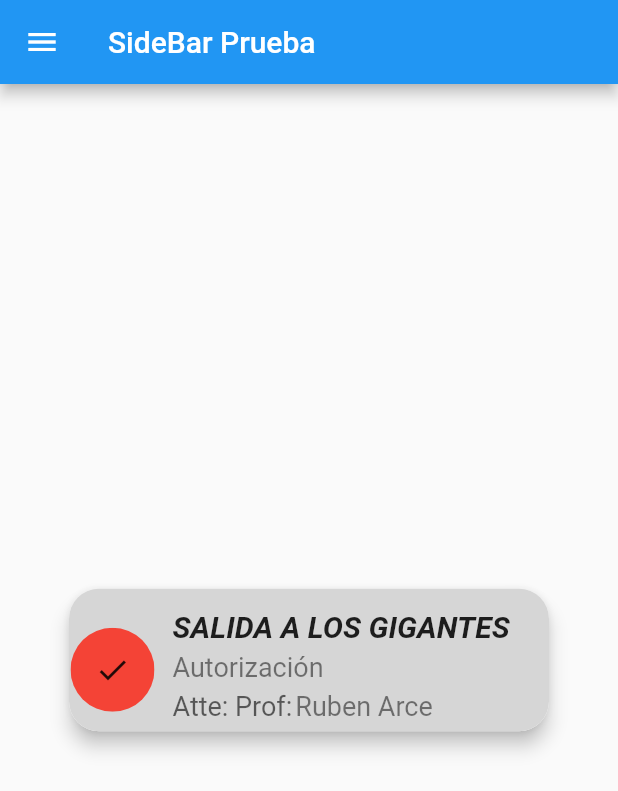
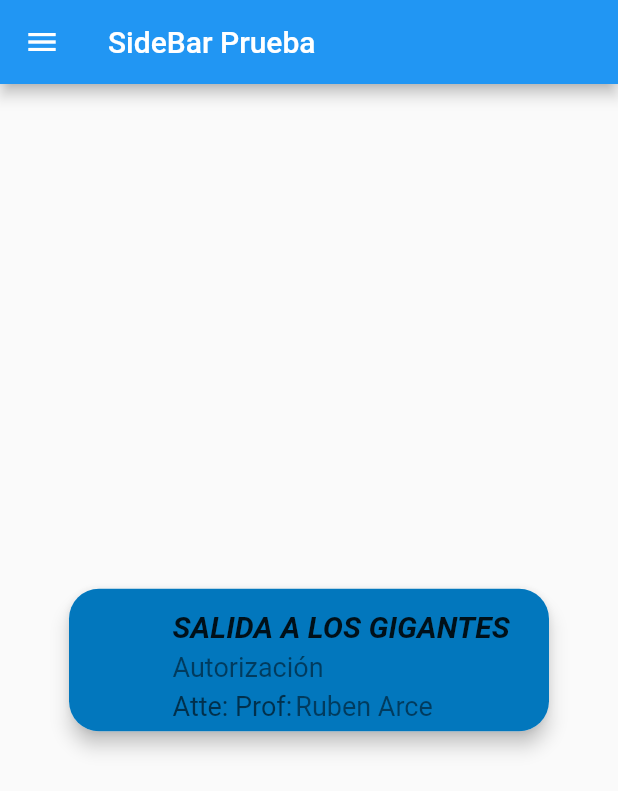
Before and after one commit to agusjaimez/VilladaAppG3-AppMobile, a Flutter app: the Principal screen opened directly, on a phone screen of 412 x 824 dp. Shown: the top 791 px of the screen. Run offline on Flutter 3.47's test engine with Material 2 defaults, Android fonts, the light colour scheme and no system bars; drawn by our look-alikes of bouncing_widget.

Commit message:
Comento el el Container de ClipOval, agrego bouncing_widget en el pubspec.yalm y agrego animacion de bouncing al widget de notificacion

```diff
--- a/comunicacion_flutter/lib/main.dart
+++ b/comunicacion_flutter/lib/main.dart
@@ -1,4 +1,3 @@
-import 'package:flutter/cupertino.dart';
 import 'package:flutter/material.dart';
 import 'package:comunicacion/principal.dart';
 
--- a/comunicacion_flutter/lib/principal.dart
+++ b/comunicacion_flutter/lib/principal.dart
@@ -1,6 +1,6 @@
 import 'package:comunicacion/custom_dropdown.dart';
-import 'package:flutter/cupertino.dart';
 import 'package:flutter/material.dart';
+import 'package:bouncing_widget/bouncing_widget.dart';
 
 class Principal extends StatefulWidget {
   @override
@@ -8,7 +8,13 @@ class Principal extends StatefulWidget {
 }
 
 class _PrincipalState extends State<Principal> {
-  bool selected = true;
+  bool enabled = false;
+
+  double _scaleFactor = 1.0;
+
+  _onPressed(BuildContext context) {
+    print("CLICK");
+  }
 
   @override
   Widget build(BuildContext context) {
@@ -81,14 +87,22 @@ class _PrincipalState extends State<Principal> {
           ],
         ),
       ),
-      body: Container(
-        child: Center(
+      body: Center(
         child: Column(
           mainAxisAlignment: MainAxisAlignment.center,
           children: <Widget>[
             Stack(
               children: [
-                  Card(
+                InkWell(
+                    child: BouncingWidget(
+                  scaleFactor: _scaleFactor,
+                  onPressed: () {
+                    _onPressed(context);
+                    setState(() {
+                      enabled = true;
+                    });
+                  },
+                  child: Card(
                     elevation: 5.2,
                     shape: RoundedRectangleBorder(
                         borderRadius: BorderRadius.circular(20.0)),
@@ -99,8 +113,11 @@ class _PrincipalState extends State<Principal> {
                             width: 320,
                             height: 95,
                             decoration: BoxDecoration(
-                            color: Color(0xffd6d6d6),
-                            borderRadius: BorderRadius.all(Radius.circular(20)),
+                              color: (enabled
+                                  ? Color(0xffd6d6d6)
+                                  : Color(0xff0277bd)),
+                              borderRadius:
+                                  BorderRadius.all(Radius.circular(20)),
                             ),
                             child: Column(
                                 crossAxisAlignment: CrossAxisAlignment.start,
@@ -136,27 +153,26 @@ class _PrincipalState extends State<Principal> {
                                           'Atte: Prof:',
                                           style: TextStyle(
                                             fontSize: 18.0,
-                                        color: Colors.black.withOpacity(0.6),
+                                            color:
+                                                Colors.black.withOpacity(0.6),
                                           ),
                                         ),
                                         SizedBox(width: 2.0),
-                                    Text(
-                                      'Ruben Arce',
+                                        Text('Ruben Arce',
                                             style: TextStyle(
                                                 fontSize: 18.0,
-                                        color: Colors.black.withOpacity(0.5),
-                                      ),
-                                    ),
+                                                color: Colors.black
+                                                    .withOpacity(0.5))),
                                       ],
                                     ),
                                   ),
+                                ])),
                       ],
                     ),
                   ),
-                      ],
-                    ),
-                  ),
-                  Container(
+                )),
+
+                /*Container(
                   padding: EdgeInsets.only(top: 30.0, left: 5),
                   child: ClipOval(
                     child: Material(
@@ -164,19 +180,18 @@ class _PrincipalState extends State<Principal> {
                       child: InkWell(
                         splashColor: Colors.blue,
                         child: SizedBox(
-                                width: 56,
-                                height: 56,
-                                child: Icon(Icons.check)),
+                            width: 56, height: 56, child: Icon(Icons.check)),
                         onTap: () {},
                       ),
                     ),
-                      ))
+                  ),
+                ),
+              */
               ],
             ),
           ],
         ),
       ),
-      ),
     );
   }
 }
--- a/comunicacion_flutter/pubspec.yaml
+++ b/comunicacion_flutter/pubspec.yaml
@@ -11,7 +11,6 @@ dependencies:
   flutter:
     sdk: flutter
 
-  cupertino_icons: ^0.1.2
   flutter_launcher_icons: "^0.7.3"
 
   cloud_firestore: ^0.12.10+2
@@ -20,9 +19,7 @@ dependencies:
   firebase_database: ^3.0.7
   loading_overlay: ^0.2.1
 
-  datetime_picker_formfield: ^0.1.8
-
-  circular_check_box: ^1.0.2
+  bouncing_widget: ^1.2.0
 
 dev_dependencies:
   flutter_test:
```
Also changed, not shown: comunicacion_flutter/pubspec.lock. Lines whose indentation alone changed are shown as unchanged.
